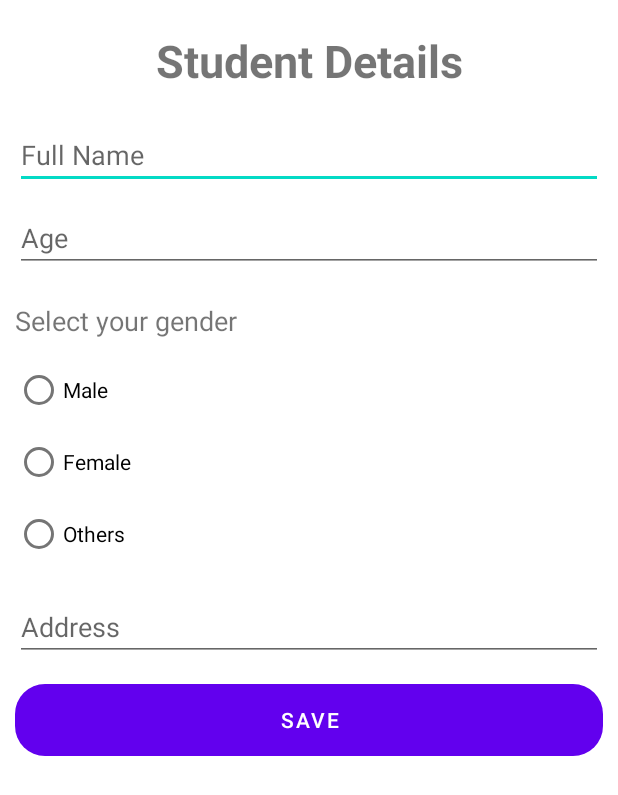
After one commit to PukarSubedi01/SoftUser, an Android app: the layout fragment_add.xml on its own in the app's theme, with its tools: preview values and no code run, on a phone screen of 412 x 824 dp. The commit adds this screen. Shown: the top 795 px of the screen. Run offline under Robolectric (Android 15) with nearby library versions, the phone set to English and light mode, and no system bars.

Commit message:
Home design and Add student design

```diff
--- /dev/null
+++ b/app/src/main/res/layout/fragment_add.xml
@@ -0,0 +1,114 @@
+<?xml version="1.0" encoding="utf-8"?>
+<androidx.constraintlayout.widget.ConstraintLayout xmlns:android="http://schemas.android.com/apk/res/android"
+    xmlns:app="http://schemas.android.com/apk/res-auto"
+    xmlns:tools="http://schemas.android.com/tools"
+    android:layout_width="match_parent"
+    android:layout_height="match_parent"
+    tools:context=".fragments.AddFragment">
+
+    <TextView
+        android:id="@+id/textView2"
+        android:layout_width="wrap_content"
+        android:layout_height="wrap_content"
+        android:layout_marginStart="10dp"
+        android:layout_marginTop="20dp"
+        android:text="Select your gender"
+        android:textSize="18sp"
+        app:layout_constraintStart_toStartOf="parent"
+        app:layout_constraintTop_toBottomOf="@+id/etAge" />
+
+    <TextView
+        android:id="@+id/textView"
+        android:layout_width="wrap_content"
+        android:layout_height="wrap_content"
+        android:layout_marginTop="20dp"
+        android:text="Student Details"
+        android:textSize="30sp"
+        android:textStyle="bold"
+        app:layout_constraintEnd_toEndOf="parent"
+        app:layout_constraintStart_toStartOf="parent"
+        app:layout_constraintTop_toTopOf="parent" />
+
+    <EditText
+        android:id="@+id/etName"
+        android:layout_width="match_parent"
+        android:layout_height="wrap_content"
+        android:layout_marginStart="10dp"
+        android:layout_marginTop="20dp"
+        android:layout_marginEnd="10dp"
+        android:ems="10"
+        android:hint="Full Name"
+        android:inputType="textPersonName"
+        app:layout_constraintEnd_toEndOf="parent"
+        app:layout_constraintStart_toStartOf="parent"
+        app:layout_constraintTop_toBottomOf="@+id/textView" />
+
+    <EditText
+        android:id="@+id/etAge"
+        android:layout_width="match_parent"
+        android:layout_height="wrap_content"
+        android:layout_marginStart="10dp"
+        android:layout_marginTop="10dp"
+        android:layout_marginEnd="10dp"
+        android:ems="10"
+        android:hint="Age"
+        android:inputType="textPersonName"
+        app:layout_constraintEnd_toEndOf="parent"
+        app:layout_constraintStart_toStartOf="parent"
+        app:layout_constraintTop_toBottomOf="@+id/etName" />
+
+    <RadioGroup
+        android:id="@+id/radioGroup"
+        android:layout_width="wrap_content"
+        android:layout_height="wrap_content"
+        android:layout_marginStart="10dp"
+        android:layout_marginTop="10dp"
+        app:layout_constraintStart_toStartOf="parent"
+        app:layout_constraintTop_toBottomOf="@+id/textView2">
+
+        <RadioButton
+            android:id="@+id/rbMale"
+            android:layout_width="match_parent"
+            android:layout_height="wrap_content"
+            android:text="Male" />
+
+        <RadioButton
+            android:id="@+id/rbFemale"
+            android:layout_width="match_parent"
+            android:layout_height="wrap_content"
+            android:text="Female" />
+
+        <RadioButton
+            android:id="@+id/rbOthers"
+            android:layout_width="match_parent"
+            android:layout_height="wrap_content"
+            android:text="Others" />
+    </RadioGroup>
+
+    <EditText
+        android:id="@+id/etAddress"
+        android:layout_width="match_parent"
+        android:layout_height="wrap_content"
+        android:layout_marginStart="10dp"
+        android:layout_marginTop="15dp"
+        android:layout_marginEnd="10dp"
+        android:ems="10"
+        android:hint="Address"
+        android:inputType="textPersonName"
+        app:layout_constraintEnd_toEndOf="parent"
+        app:layout_constraintStart_toStartOf="parent"
+        app:layout_constraintTop_toBottomOf="@+id/radioGroup" />
+
+    <Button
+        android:id="@+id/btnSave"
+        android:layout_width="match_parent"
+        android:layout_height="wrap_content"
+        android:layout_marginStart="10dp"
+        android:layout_marginTop="15dp"
+        android:layout_marginEnd="10dp"
+        android:background="@drawable/btn_rounded"
+        android:text="Save"
+        app:layout_constraintEnd_toEndOf="parent"
+        app:layout_constraintStart_toStartOf="parent"
+        app:layout_constraintTop_toBottomOf="@+id/etAddress" />
+</androidx.constraintlayout.widget.ConstraintLayout>
```
Also changed, not shown: app/src/main/java/com/pukar/softuser/adapters/ViewPageAdapter.kt (added, +21 -0 lines), app/src/main/java/com/pukar/softuser/fragments/AboutUsFragment.kt (added, +28 -0 lines), app/src/main/java/com/pukar/softuser/fragments/AddStudentFragment.kt (added, +27 -0 lines), app/src/main/java/com/pukar/softuser/fragments/HomeFragment.kt (added, +26 -0 lines), app/src/main/res/layout/activity_main.xml (+18 -1 lines), app/src/main/res/layout/fragment_about_us.xml (added, +14 -0 lines), app/src/main/res/layout/fragment_home.xml (added, +82 -0 lines), app/src/main/res/drawable/delete.png (added), app/src/main/res/drawable/female_pp.png (added), app/src/main/res/drawable/male_pp.png (added).
